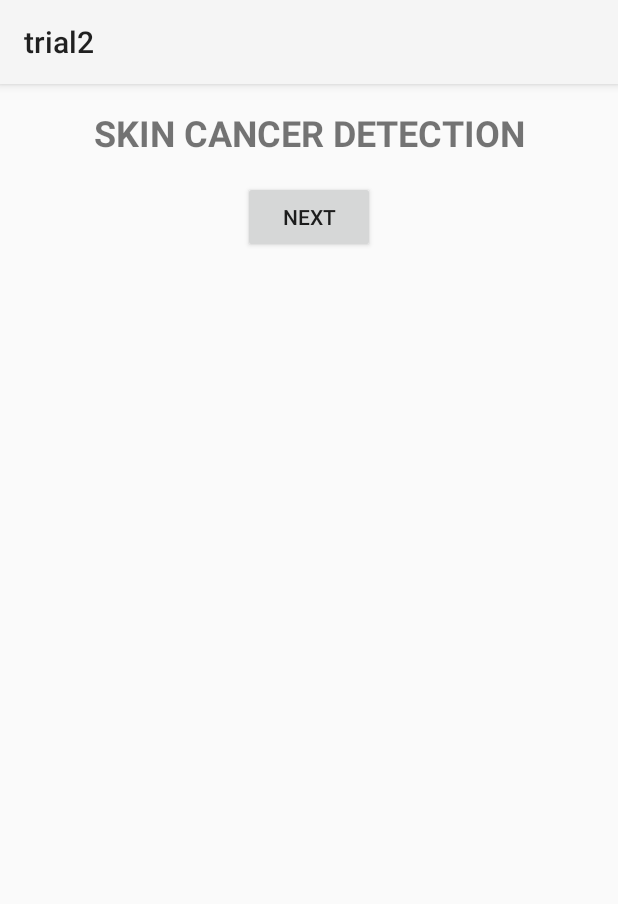
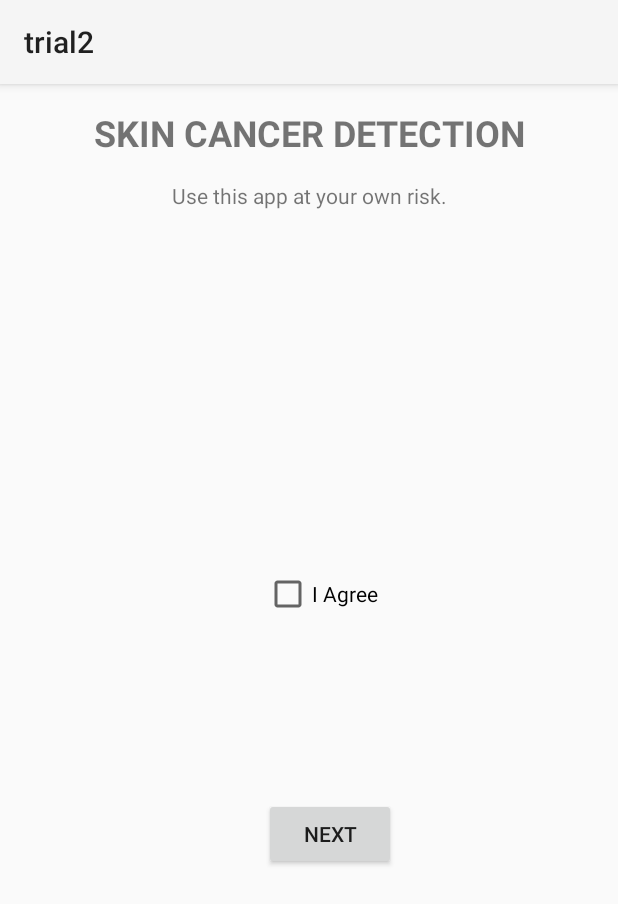
Before and after one commit to niraj-kumar-r/CancerDetect, an Android app: the screen it shows after launch (IntroActivity), on a phone screen of 412 x 824 dp. Shown: the top 904 px of the screen. Run offline under Robolectric (Android 15) with nearby library versions, the phone set to English and light mode, and no system bars.

Commit message:
updated Disclaimer

```diff
--- a/app/src/main/res/layout/activity_intro.xml
+++ b/app/src/main/res/layout/activity_intro.xml
@@ -16,14 +16,41 @@
         app:layout_constraintEnd_toEndOf="parent"
         android:layout_marginTop="16dp" />
 
-    <Button
-        android:id="@+id/btnNextIntro"
+    <!-- Disclaimer TextView -->
+
+    <TextView
+        android:id="@+id/disclaimerTextView"
         android:layout_width="wrap_content"
         android:layout_height="wrap_content"
-        android:text="Next"
+        android:text="Use this app at your own risk."
         app:layout_constraintTop_toBottomOf="@id/introTextView"
         app:layout_constraintStart_toStartOf="parent"
         app:layout_constraintEnd_toEndOf="parent"
         android:layout_marginTop="16dp" />
 
+    <!-- "I Agree" CheckBox -->
+
+    <!-- "Next" Button -->
+
+    <CheckBox
+        android:id="@+id/checkBoxAgree"
+        android:layout_width="wrap_content"
+        android:layout_height="wrap_content"
+        android:layout_marginStart="176dp"
+        android:layout_marginTop="240dp"
+        android:text="I Agree"
+        app:layout_constraintStart_toStartOf="parent"
+        app:layout_constraintTop_toBottomOf="@id/disclaimerTextView" />
+
+    <Button
+        android:id="@+id/btnNextIntro"
+        android:layout_width="wrap_content"
+        android:layout_height="wrap_content"
+        android:layout_marginTop="120dp"
+        android:text="Next"
+        app:layout_constraintEnd_toEndOf="parent"
+        app:layout_constraintHorizontal_bias="0.544"
+        app:layout_constraintStart_toStartOf="parent"
+        app:layout_constraintTop_toBottomOf="@id/checkBoxAgree" />
+
 </androidx.constraintlayout.widget.ConstraintLayout>
--- a/app/src/main/res/values/colors.xml
+++ b/app/src/main/res/values/colors.xml
@@ -2,4 +2,7 @@
 <resources>
     <color name="black">#FF000000</color>
     <color name="white">#FFFFFFFF</color>
+    <color name="safetyorange">#FF6600</color>
+    <color name="orangered">#FC4900</color>
+
 </resources>
```
Also changed, not shown: app/src/main/java/com/example/trial2/IntroActivity.kt (+20 -4 lines).
